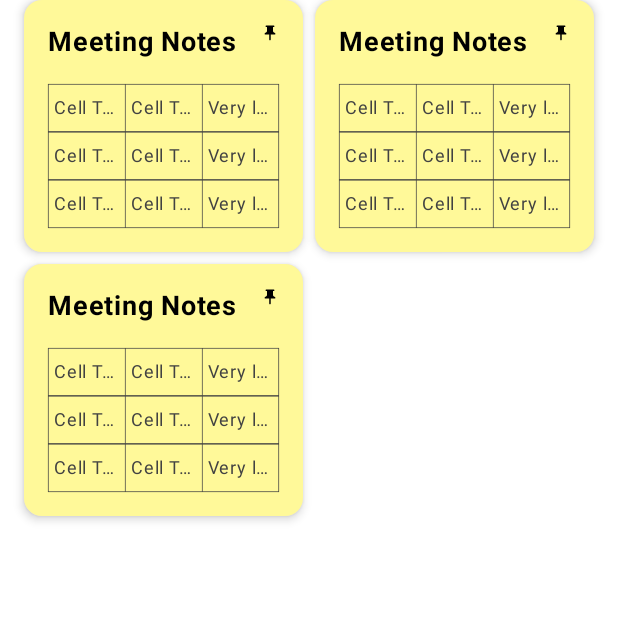
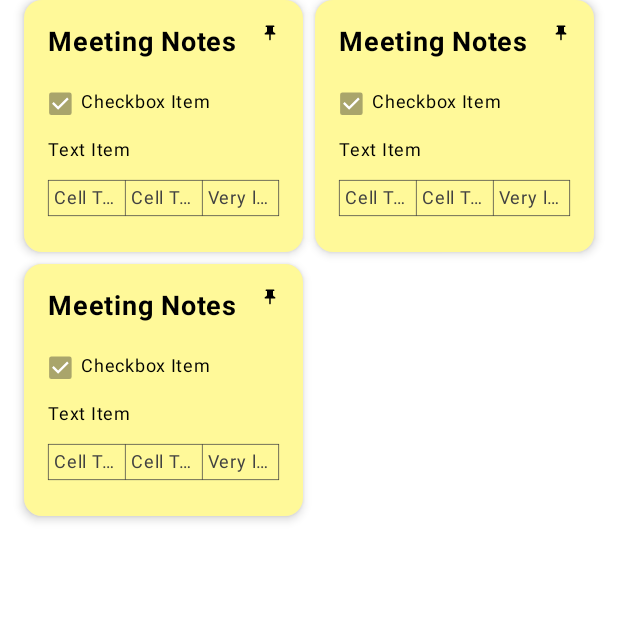
Before and after one commit to juanpablorenau/NotePad, an Android app built with Jetpack Compose: the composable NotesContent shown on its own in the app's theme, on a phone screen of 412 x 824 dp, the top half of it. Run offline under Robolectric (Android 15) with nearby library versions, the phone set to English and light mode, and no system bars; our stand-ins replace Dagger/Hilt's generated code, Room's generated code.

Commit message:
feat/change-cells-to-list: Fix NoteItems appearance

```diff
--- a/app/src/main/java/com/example/notepad/ui/list/NoteItems.kt
+++ b/app/src/main/java/com/example/notepad/ui/list/NoteItems.kt
@@ -1,17 +1,7 @@
 package com.example.notepad.ui.list
 
-import androidx.compose.foundation.layout.Arrangement
-import androidx.compose.foundation.layout.Box
-import androidx.compose.foundation.layout.Row
-import androidx.compose.foundation.layout.fillMaxHeight
-import androidx.compose.foundation.layout.fillMaxWidth
-import androidx.compose.foundation.layout.padding
-import androidx.compose.material3.Checkbox
-import androidx.compose.material3.CheckboxDefaults
-import androidx.compose.material3.ExperimentalMaterial3Api
-import androidx.compose.material3.LocalMinimumInteractiveComponentEnforcement
-import androidx.compose.material3.MaterialTheme
-import androidx.compose.material3.Text
+import androidx.compose.foundation.layout.*
+import androidx.compose.material3.*
 import androidx.compose.runtime.Composable
 import androidx.compose.runtime.CompositionLocalProvider
 import androidx.compose.ui.Alignment
@@ -30,15 +20,7 @@
 import com.example.model.entities.FormatText
 import com.example.model.entities.NoteItem
 import com.example.model.entities.ParagraphType
-import com.example.notepad.utils.bottomBorder
-import com.example.notepad.utils.endBorder
-import com.example.notepad.utils.getColor
-import com.example.notepad.utils.mockCell
-import com.example.notepad.utils.mockCheckBoxItem
-import com.example.notepad.utils.mockTableItem
-import com.example.notepad.utils.mockTextItem
-import com.example.notepad.utils.startBorder
-import com.example.notepad.utils.topBorder
+import com.example.notepad.utils.*
 
 @OptIn(ExperimentalMaterial3Api::class)
 @Preview(showBackground = true)
@@ -53,7 +35,6 @@
     )
 
     Row(
-        modifier = Modifier.fillMaxWidth(),
         horizontalArrangement = Arrangement.SpaceBetween,
         verticalAlignment = Alignment.CenterVertically
     ) {
@@ -63,7 +44,10 @@
         ) {
             CompositionLocalProvider(LocalMinimumInteractiveComponentEnforcement provides false) {
                 Checkbox(
-                    modifier = Modifier.scale(0.75f),
+                    modifier = Modifier
+                        .size(18.dp)
+                        .scale(0.75f)
+                        .padding(end = 4.dp),
                     enabled = false,
                     checked = noteItem.isChecked,
                     onCheckedChange = { _ -> },
@@ -73,6 +57,11 @@
                     )
                 )
             }
+
+            HorizontalDivider(
+                modifier = Modifier.width(4.dp),
+                color = Color.Transparent
+            )
 
             TextItem(
                 text = noteItem.text,
@@ -125,7 +114,7 @@
                 CellItem(
                     modifier = Modifier
                         .startBorder(color = color)
-                        .padding(4.dp)
+                        .padding(horizontal = 4.dp)
                         .weight(1f),
                     cell = cell,
                 )
--- a/app/src/main/java/com/example/notepad/ui/list/NotesStaggeredGrid.kt
+++ b/app/src/main/java/com/example/notepad/ui/list/NotesStaggeredGrid.kt
@@ -5,24 +5,12 @@
 import androidx.compose.foundation.background
 import androidx.compose.foundation.clickable
 import androidx.compose.foundation.interaction.MutableInteractionSource
-import androidx.compose.foundation.layout.Arrangement
-import androidx.compose.foundation.layout.Box
-import androidx.compose.foundation.layout.Column
-import androidx.compose.foundation.layout.Spacer
-import androidx.compose.foundation.layout.fillMaxSize
-import androidx.compose.foundation.layout.fillMaxWidth
-import androidx.compose.foundation.layout.height
-import androidx.compose.foundation.layout.padding
-import androidx.compose.foundation.layout.size
+import androidx.compose.foundation.layout.*
 import androidx.compose.foundation.lazy.staggeredgrid.LazyVerticalStaggeredGrid
 import androidx.compose.foundation.lazy.staggeredgrid.StaggeredGridCells
 import androidx.compose.foundation.lazy.staggeredgrid.itemsIndexed
 import androidx.compose.foundation.lazy.staggeredgrid.rememberLazyStaggeredGridState
-import androidx.compose.material3.Card
-import androidx.compose.material3.CardDefaults
-import androidx.compose.material3.Icon
-import androidx.compose.material3.MaterialTheme
-import androidx.compose.material3.Text
+import androidx.compose.material3.*
 import androidx.compose.runtime.Composable
 import androidx.compose.runtime.remember
 import androidx.compose.ui.Alignment
@@ -171,5 +159,10 @@
             NoteItemType.CHECK_BOX -> CheckBoxItem(item, isDarkTheme)
             NoteItemType.TABLE -> TableItem(item, isDarkTheme, isPreviousItemTable)
         }
+
+        HorizontalDivider(
+            modifier = Modifier.height(8.dp),
+            color = Color.Transparent
+        )
     }
 }
--- a/app/src/main/java/com/example/notepad/utils/Mocks.kt
+++ b/app/src/main/java/com/example/notepad/utils/Mocks.kt
@@ -1,11 +1,7 @@
 package com.example.notepad.utils
 
 import androidx.compose.ui.focus.FocusRequester
-import com.example.model.entities.Cell
-import com.example.model.entities.FormatText
-import com.example.model.entities.Note
-import com.example.model.entities.NoteItem
-import com.example.model.entities.Table
+import com.example.model.entities.*
 import com.example.model.enums.NoteColor as AppColor
 
 val mockNoteList by lazy {
@@ -28,15 +24,22 @@
 
 val mockNoteItems by lazy {
     listOf(
-        mockTableItem,
-        mockTableItem,
+        mockCheckBoxItem,
+        mockTextItem,
         mockTableItem
     )
 }
 
-val mockTextItem by lazy { NoteItem(id = "1", noteId = "1", 0) }
+val mockTextItem by lazy { NoteItem(id = "1", noteId = "1", 0).copy(text = "Text Item") }
 
-val mockCheckBoxItem by lazy { NoteItem(id = "1", noteId = "1", isChecked = true, 0) }
+val mockCheckBoxItem by lazy {
+    NoteItem(
+        id = "1",
+        noteId = "1",
+        isChecked = true,
+        index = 0
+    ).copy(text = "Checkbox Item")
+}
 
 val mockTableItem by lazy { NoteItem(id = "1", noteId = "1", mockTable, 0) }
 
```
